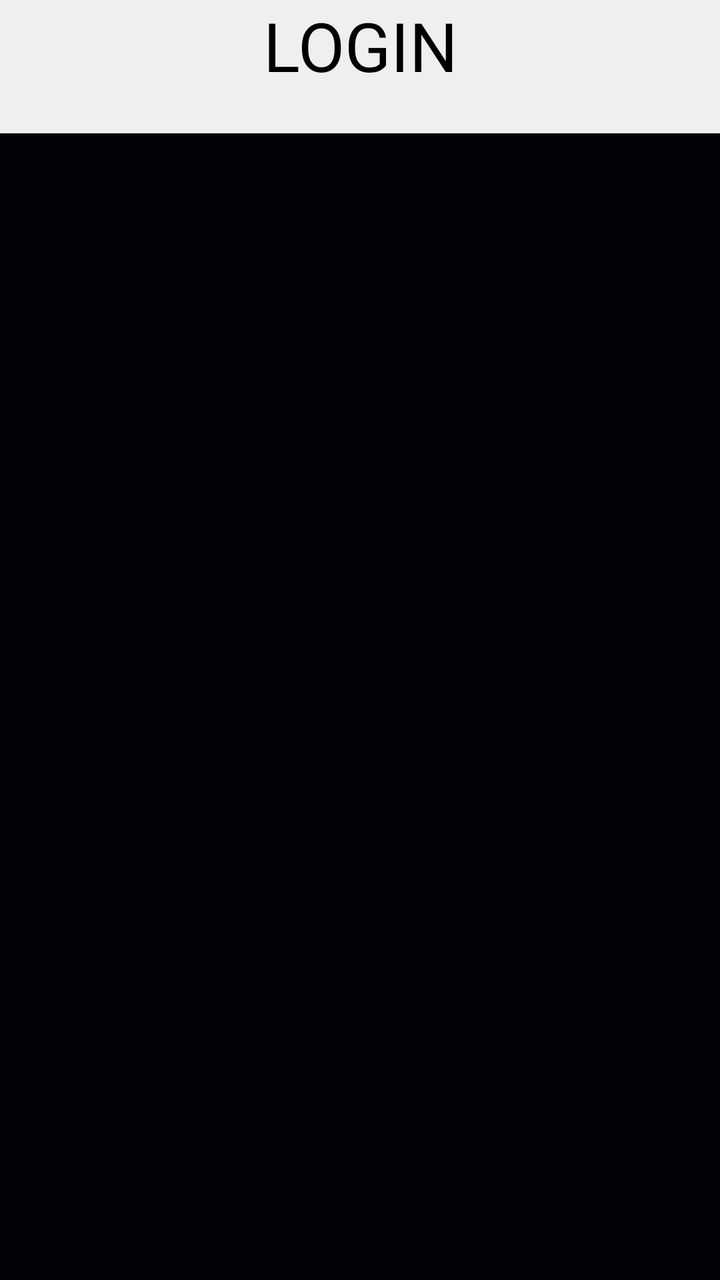
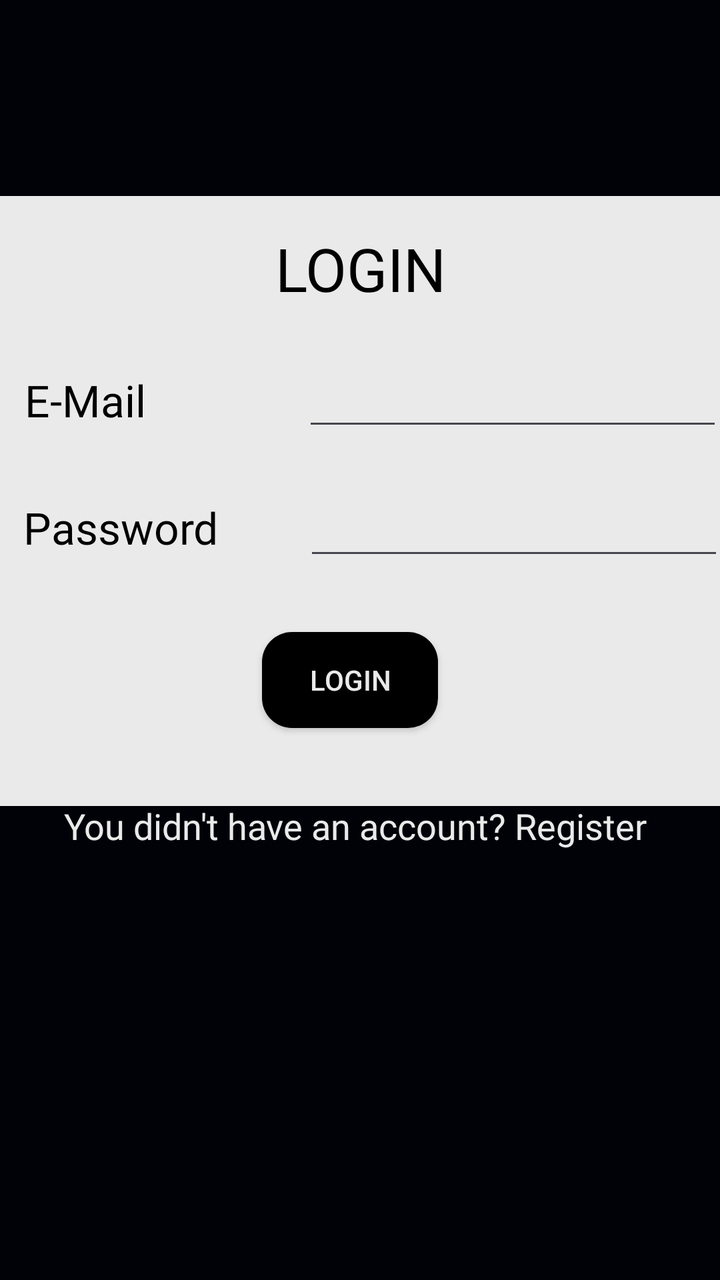

Before-and-after screenshots of an Android layout around one commit, followed by the original layout XML and the change that was made.
<!-- AndroidManifest.xml: application theme Theme.TransitOne -->
<!-- res/layout/fragment_login.xml -->
<?xml version="1.0" encoding="utf-8"?>
<FrameLayout xmlns:android="http://schemas.android.com/apk/res/android"
    xmlns:tools="http://schemas.android.com/tools"
    android:layout_width="match_parent"
    android:layout_height="match_parent"
    android:background="#000208"
    tools:context=".login">

    
    <TextView
        android:id="@+id/textView4"
        android:layout_width="match_parent"
        android:layout_height="200px"
        android:background="#EFEFEF"
        android:fontFamily="@font/alegreya_sc_black_italic"
        android:text="LOGIN"
        android:textAlignment="center"
        android:textColor="#000000"
        android:textSize="34sp" />

</FrameLayout>
<!-- resources referenced by this layout -->
<resources>
  <style name="Theme.TransitOne" parent="Base.Theme.TransitOne" />
  <style name="Base.Theme.TransitOne" parent="Theme.Material3.DayNight.NoActionBar">
          
          
      </style>
</resources>

<!-- the commit's change to res/layout/fragment_login.xml (unified diff, before → after) -->
@@ -1,21 +1,125 @@
 <?xml version="1.0" encoding="utf-8"?>
 <FrameLayout xmlns:android="http://schemas.android.com/apk/res/android"
+    xmlns:app="http://schemas.android.com/apk/res-auto"
     xmlns:tools="http://schemas.android.com/tools"
     android:layout_width="match_parent"
     android:layout_height="match_parent"
     android:background="#000208"
     tools:context=".login">
 
-    
-    <TextView
-        android:id="@+id/textView4"
+    <androidx.constraintlayout.widget.ConstraintLayout
         android:layout_width="match_parent"
-        android:layout_height="200px"
-        android:background="#EFEFEF"
-        android:fontFamily="@font/alegreya_sc_black_italic"
-        android:text="LOGIN"
-        android:textAlignment="center"
-        android:textColor="#000000"
-        android:textSize="34sp" />
+        android:layout_height="match_parent">
 
+        <androidx.constraintlayout.widget.ConstraintLayout
+            android:layout_width="403dp"
+            android:layout_height="305dp"
+            android:background="@color/white"
+            app:layout_constraintBottom_toBottomOf="parent"
+            app:layout_constraintEnd_toEndOf="parent"
+            app:layout_constraintStart_toStartOf="parent"
+            app:layout_constraintTop_toTopOf="parent"
+            app:layout_constraintVertical_bias="0.293">
+
+            <TextView
+                android:id="@+id/textView6"
+                android:layout_width="wrap_content"
+                android:layout_height="wrap_content"
+                android:fontFamily="@font/hammersmith_one"
+                android:text="E-Mail"
+                android:textColor="#000000"
+                android:textSize="22sp"
+                app:layout_constraintBottom_toBottomOf="parent"
+                app:layout_constraintEnd_toEndOf="parent"
+                app:layout_constraintHorizontal_bias="0.097"
+                app:layout_constraintStart_toStartOf="parent"
+                app:layout_constraintTop_toTopOf="parent"
+                app:layout_constraintVertical_bias="0.317" />
+
+            <TextView
+                android:id="@+id/textView6"
+                android:layout_width="wrap_content"
+                android:layout_height="wrap_content"
+                android:fontFamily="@font/hammersmith_one"
+                android:text="Password"
+                android:textColor="#000000"
+                android:textSize="22sp"
+                app:layout_constraintBottom_toBottomOf="parent"
+                app:layout_constraintEnd_toEndOf="parent"
+                app:layout_constraintHorizontal_bias="0.107"
+                app:layout_constraintStart_toStartOf="parent"
+                app:layout_constraintTop_toTopOf="parent"
+                app:layout_constraintVertical_bias="0.548" />
+
+            <EditText
+                android:id="@+id/editTextTextPassword"
+                android:layout_width="wrap_content"
+                android:layout_height="wrap_content"
+                android:ems="10"
+                android:inputType="textPassword"
+                app:layout_constraintBottom_toBottomOf="parent"
+                app:layout_constraintEnd_toEndOf="parent"
+                app:layout_constraintHorizontal_bias="0.68"
+                app:layout_constraintStart_toEndOf="@+id/textView6"
+                app:layout_constraintTop_toTopOf="parent"
+                app:layout_constraintVertical_bias="0.553" />
+
+            <EditText
+                android:id="@+id/editTextTextEmailAddress"
+                android:layout_width="wrap_content"
+                android:layout_height="wrap_content"
+                android:ems="10"
+                android:inputType="textEmailAddress"
+                app:layout_constraintBottom_toBottomOf="parent"
+                app:layout_constraintEnd_toEndOf="parent"
+                app:layout_constraintHorizontal_bias="0.67"
+                app:layout_constraintStart_toEndOf="@+id/textView6"
+                app:layout_constraintTop_toTopOf="parent"
+                app:layout_constraintVertical_bias="0.307" />
+
+            <TextView
+                android:id="@+id/textView7"
+                android:layout_width="wrap_content"
+                android:layout_height="wrap_content"
+                android:fontFamily="@font/aclonica"
+                android:text="LOGIN"
+                android:textColor="#000000"
+                android:textSize="30sp"
+                app:layout_constraintBottom_toBottomOf="parent"
+                app:layout_constraintEnd_toEndOf="parent"
+                app:layout_constraintStart_toStartOf="parent"
+                app:layout_constraintTop_toTopOf="parent"
+                app:layout_constraintVertical_bias="0.06" />
+
+            <androidx.appcompat.widget.AppCompatButton
+                android:id="@+id/button"
+                android:layout_width="wrap_content"
+                android:layout_height="wrap_content"
+
+                android:background="@drawable/btn"
+                android:text="Login"
+                android:textColor="@color/white"
+                app:layout_constraintBottom_toBottomOf="parent"
+                app:layout_constraintEnd_toEndOf="parent"
+                app:layout_constraintHorizontal_bias="0.483"
+                app:layout_constraintStart_toStartOf="parent"
+                app:layout_constraintTop_toTopOf="parent"
+                app:layout_constraintVertical_bias="0.848" />
+        </androidx.constraintlayout.widget.ConstraintLayout>
+
+        <TextView
+            android:id="@+id/textView8"
+            android:layout_width="wrap_content"
+            android:layout_height="wrap_content"
+            android:fontFamily="@font/aclonica"
+            android:text="You didn't have an account? Register"
+            android:textColor="@color/white"
+            android:textSize="18sp"
+            app:layout_constraintBottom_toBottomOf="parent"
+            app:layout_constraintEnd_toEndOf="parent"
+            app:layout_constraintHorizontal_bias="0.464"
+            app:layout_constraintStart_toStartOf="parent"
+            app:layout_constraintTop_toTopOf="parent"
+            app:layout_constraintVertical_bias="0.651" />
+    </androidx.constraintlayout.widget.ConstraintLayout>
 </FrameLayout>
<!-- resource entries referenced after the edit -->
@@ -1,6 +1,14 @@
 <!-- resources referenced by this layout -->
 <resources>
+  <color name="white">#EAEAEA</color>
+  <!-- drawable btn (drawable) -->
+  <?xml version="1.0" encoding="utf-8"?>
+  <shape xmlns:android="http://schemas.android.com/apk/res/android">
+       <solid android:color="@color/black"></solid>
+       <corners android:radius="15dp"></corners>
+  </shape>
   <style name="Theme.TransitOne" parent="Base.Theme.TransitOne" />
+  <color name="black">#FF000000</color>
   <style name="Base.Theme.TransitOne" parent="Theme.Material3.DayNight.NoActionBar">
           
           
